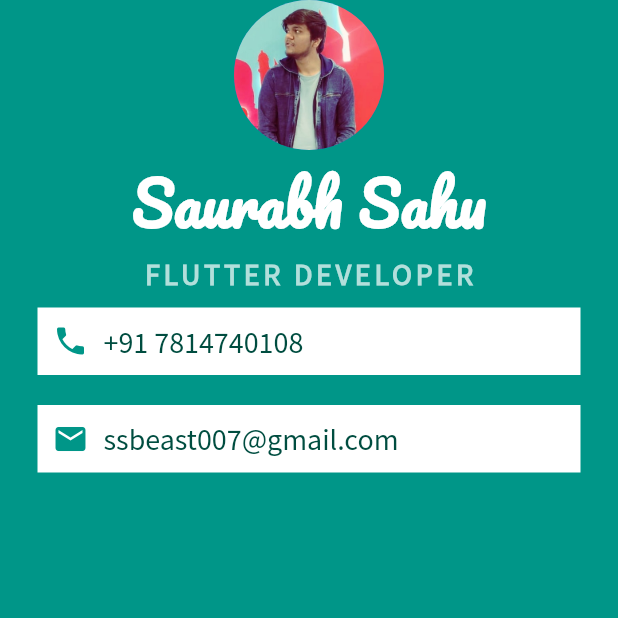
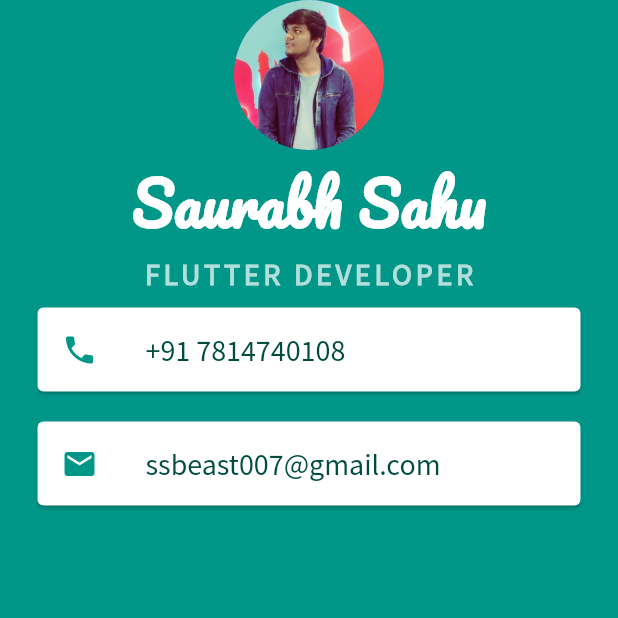
Before and after one commit to ssbeast/Mi_card, a Flutter app: the screen it shows after launch, on a phone screen of 412 x 824 dp, the top half of it. Run offline on Flutter 3.47's test engine with Material 2 defaults, Android fonts, the phone set to English and light mode, and no system bars.

Commit message:
card added

```diff
--- a/lib/main.dart
+++ b/lib/main.dart
@@ -36,20 +36,16 @@ class MyApp extends StatelessWidget {
                   fontWeight: FontWeight.bold,
                 ),
               ),
-              Container(
-                padding: EdgeInsets.all(10.0),
-                color: Colors.white,
-                margin: EdgeInsets.symmetric(vertical: 10.0, horizontal: 25.0),
-                child: Row(
-                  children: <Widget>[
-                    Icon(
+              Card(
+                  color: Colors.white,
+                  margin:
+                      EdgeInsets.symmetric(vertical: 10.0, horizontal: 25.0),
+                  child: ListTile(
+                    leading: Icon(
                       Icons.phone,
                       color: Colors.teal,
                     ),
-                    SizedBox(
-                      width: 10.0,
-                    ),
-                    Text(
+                    title: Text(
                       '+91 7814740108',
                       style: TextStyle(
                         color: Colors.teal.shade900,
@@ -57,23 +53,17 @@ class MyApp extends StatelessWidget {
                         fontSize: 20.0,
                       ),
                     ),
-                  ],
-                ),
-              ),
-              Container(
-                color: Colors.white,
-                padding: EdgeInsets.all(10.0),
-                margin: EdgeInsets.symmetric(vertical: 10.0, horizontal: 25.0),
-                child: Row(
-                  children: <Widget>[
-                    Icon(
+                  )),
+              Card(
+                  color: Colors.white,
+                  margin:
+                      EdgeInsets.symmetric(vertical: 10.0, horizontal: 25.0),
+                  child: ListTile(
+                    leading: Icon(
                       Icons.email,
                       color: Colors.teal,
                     ),
-                    SizedBox(
-                      width: 10.0,
-                    ),
-                    Text(
+                    title: Text(
                       'ssbeast007@gmail.com',
                       style: TextStyle(
                         fontSize: 20.0,
@@ -81,9 +71,7 @@ class MyApp extends StatelessWidget {
                         fontFamily: 'Source Sans Pro',
                       ),
                     ),
-                  ],
-                ),
-              ),
+                  )),
             ],
           ),
         ),
```
